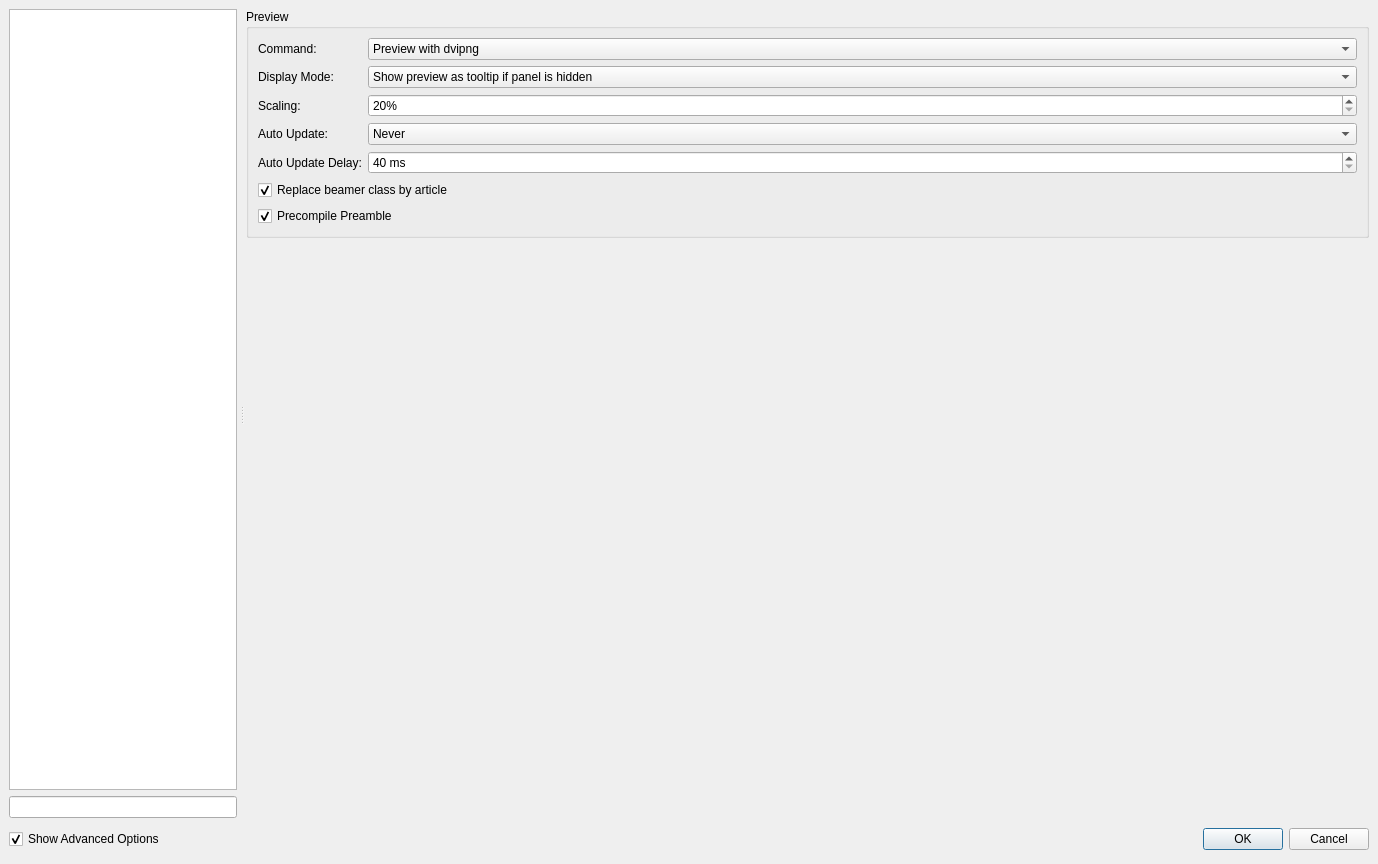
Old version of the form src/configdialog.ui in the repository texstudio-org/texstudio.
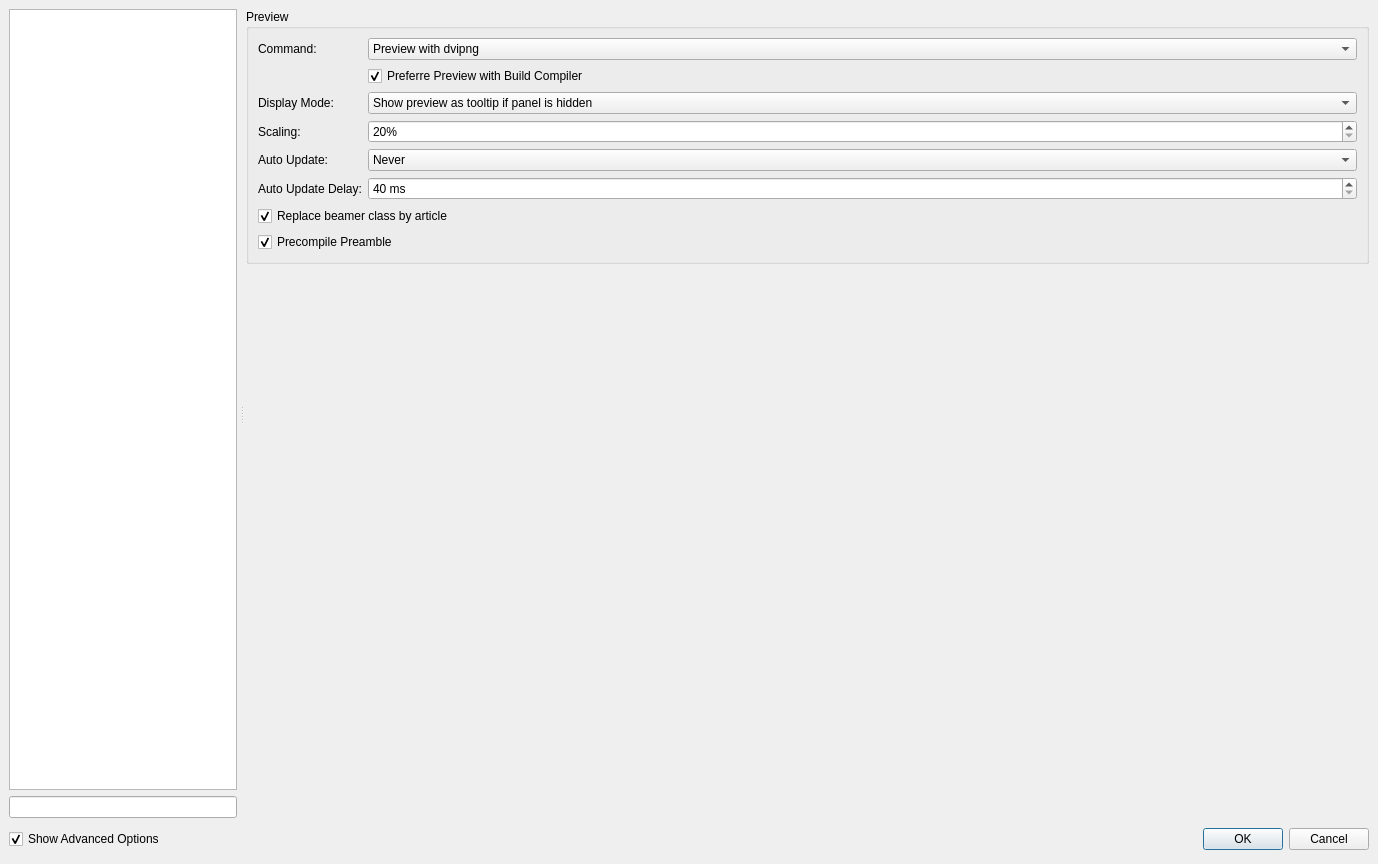
New version of the form. The open tabs and pages were chosen to show the change. Icons and pictures are not drawn.

Commit message:
use same cmd for build and preview
also for magic comments

The edit to the form file:
```diff
--- a/src/configdialog.ui
+++ b/src/configdialog.ui
@@ -4046,7 +4046,23 @@
                     </item>
                    </widget>
                   </item>
-                  <item row="1" column="0">
+                  <item row="1" column="1">
+                   <widget class="QCheckBox" name="checkBoxAutoPreviewCmd">
+                    <property name="text">
+                     <string notr="true">Preferre Preview with Build Compiler</string>
+                    </property>
+                    <property name="toolTip">
+                     <string>The option applys when the build compiler is pdflatex, lualatex, xelatex, or latex.</string>
+                    </property>
+                    <property name="checked">
+                     <bool>true</bool>
+                    </property>
+                    <property name="advancedOption" stdset="0">
+                     <bool>false</bool>
+                    </property>
+                   </widget>
+                  </item>
+                  <item row="2" column="0">
                    <widget class="QLabel" name="label_32">
                     <property name="text">
                      <string>Display Mode:</string>
@@ -4056,7 +4072,7 @@
                     </property>
                    </widget>
                   </item>
-                  <item row="1" column="1">
+                  <item row="2" column="1">
                    <widget class="QComboBox" name="comboBoxPreviewMode">
                     <property name="toolTip">
                      <string>When the mode is changed, the preview on formulas is displayed accordingly (but for Inline it's still a tooltip).</string>
@@ -4097,6 +4113,38 @@
                    </widget>
                   </item>
                   <item row="3" column="0">
+                   <widget class="QLabel" name="label_75">
+                    <property name="toolTip">
+                     <string/>
+                    </property>
+                    <property name="text">
+                     <string>Scaling:</string>
+                    </property>
+                   </widget>
+                  </item>
+                  <item row="3" column="1">
+                   <widget class="QSpinBox" name="spinBoxSegmentPreviewScalePercent">
+                    <property name="toolTip">
+                     <string/>
+                    </property>
+                    <property name="specialValueText">
+                     <string notr="true"/>
+                    </property>
+                    <property name="suffix">
+                     <string>%</string>
+                    </property>
+                    <property name="minimum">
+                     <number>20</number>
+                    </property>
+                    <property name="maximum">
+                     <number>10000</number>
+                    </property>
+                    <property name="singleStep">
+                     <number>10</number>
+                    </property>
+                   </widget>
+                  </item>
+                  <item row="4" column="0">
                    <widget class="QLabel" name="label_35">
                     <property name="toolTip">
                      <string>Update the preview on text change</string>
@@ -4106,7 +4154,7 @@
                     </property>
                    </widget>
                   </item>
-                  <item row="3" column="1">
+                  <item row="4" column="1">
                    <widget class="QComboBox" name="comboBoxAutoPreview">
                     <item>
                      <property name="text">
@@ -4120,7 +4168,7 @@
                     </item>
                    </widget>
                   </item>
-                  <item row="4" column="0">
+                  <item row="5" column="0">
                    <widget class="QLabel" name="label_36">
                     <property name="text">
                      <string>Auto Update Delay:</string>
@@ -4130,7 +4178,7 @@
                     </property>
                    </widget>
                   </item>
-                  <item row="4" column="1">
+                  <item row="5" column="1">
                    <widget class="QSpinBox" name="spinBoxAutoPreviewDelay">
                     <property name="suffix">
                      <string> ms</string>
@@ -4146,7 +4194,7 @@
                     </property>
                    </widget>
                   </item>
-                  <item row="5" column="0" colspan="2">
+                  <item row="6" column="0" colspan="2">
                    <widget class="QCheckBox" name="checkBoxReplaceBeamer">
                     <property name="text">
                      <string>Replace beamer class by article</string>
@@ -4159,7 +4207,7 @@
                     </property>
                    </widget>
                   </item>
-                  <item row="6" column="0" colspan="2">
+                  <item row="7" column="0" colspan="2">
                    <widget class="QCheckBox" name="checkBoxPrecompilePreamble">
                     <property name="text">
                      <string>Precompile Preamble</string>
@@ -4172,38 +4220,6 @@
                     </property>
                    </widget>
                   </item>
-                  <item row="2" column="0">
-                   <widget class="QLabel" name="label_75">
-                    <property name="toolTip">
-                     <string/>
-                    </property>
-                    <property name="text">
-                     <string>Scaling:</string>
-                    </property>
-                   </widget>
-                  </item>
-                  <item row="2" column="1">
-                   <widget class="QSpinBox" name="spinBoxSegmentPreviewScalePercent">
-                    <property name="toolTip">
-                     <string/>
-                    </property>
-                    <property name="specialValueText">
-                     <string notr="true"/>
-                    </property>
-                    <property name="suffix">
-                     <string>%</string>
-                    </property>
-                    <property name="minimum">
-                     <number>20</number>
-                    </property>
-                    <property name="maximum">
-                     <number>10000</number>
-                    </property>
-                    <property name="singleStep">
-                     <number>10</number>
-                    </property>
-                   </widget>
-                  </item>
                  </layout>
                 </widget>
                </item>
```
The commit also changes 5 other files.
